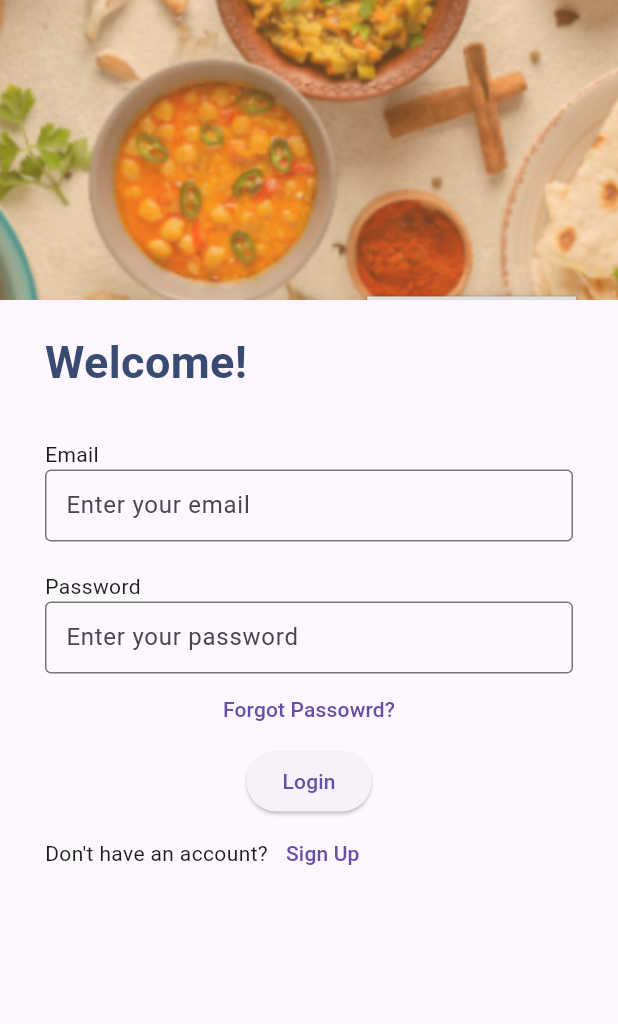
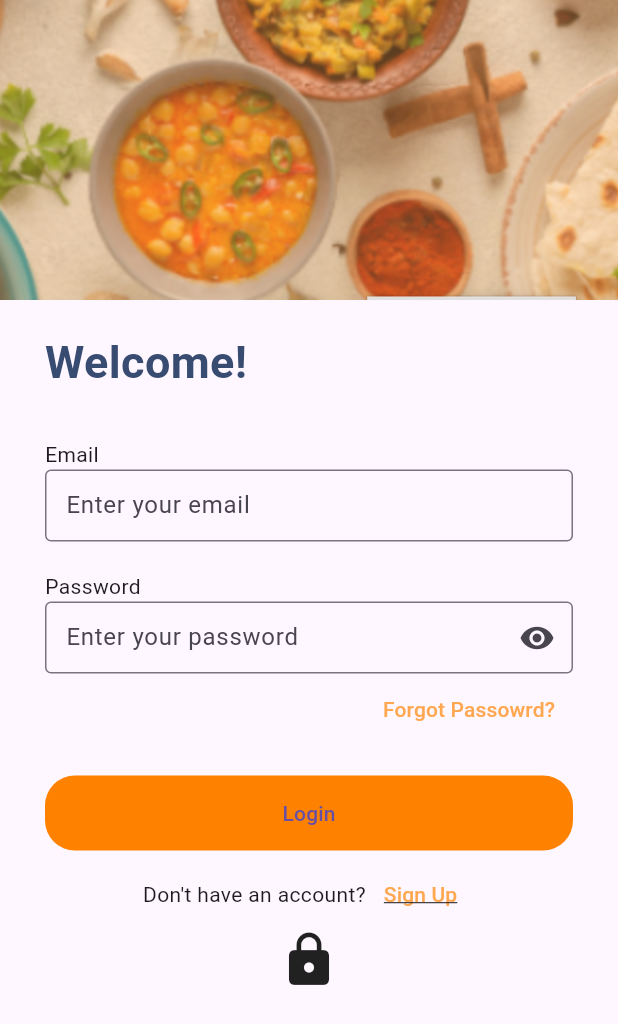
Before and after one commit to ederjgb94/topicostarde, a Flutter app: the screen it shows after launch, after a tap on "Login", on a phone screen of 412 x 824 dp. Shown: the top 1024 px of the screen. Run offline on Flutter 3.47's test engine with Material 3 defaults, Android fonts, the phone set to English and light mode, and no system bars; our stand-ins replace google_fonts, hive_flutter; accounts and stored records are empty.

Commit message:
up vista

```diff
--- a/lib/main.dart
+++ b/lib/main.dart
@@ -13,6 +13,7 @@ class MyApp extends StatelessWidget {
   @override
   Widget build(BuildContext context) {
     return MaterialApp(
+      debugShowCheckedModeBanner: false,
       title: 'Flutter Demo',
       theme: ThemeData(
         primarySwatch: Colors.blue,
@@ -31,10 +32,17 @@ class MyHomePage extends StatefulWidget {
 
 class _MyHomePageState extends State<MyHomePage> {
   int _cont = 0;
+  bool _isRed = true;
 
   void increment() {
     setState(() {
       _cont++;
+    });
+  }
+
+  void changeColor() {
+    setState(() {
+      _isRed = !_isRed;
     });
   }
 
@@ -57,8 +65,7 @@ class _MyHomePageState extends State<MyHomePage> {
         ),
         elevation: 0,
       ),
-      body: Container(
-        child: SingleChildScrollView(
+      body: SingleChildScrollView(
         padding: const EdgeInsets.symmetric(
           horizontal: 30,
           vertical: 20,
@@ -108,27 +115,78 @@ class _MyHomePageState extends State<MyHomePage> {
                 ),
                 border: OutlineInputBorder(),
                 hintText: 'Enter your password',
+                suffixIcon: Icon(
+                  Icons.visibility,
                 ),
               ),
-              TextButton(
+            ),
+            Align(
+              alignment: Alignment.centerRight,
+              child: TextButton(
                 onPressed: () {},
-                child: const Text('Forgot Passowrd?'),
+                child: const Text(
+                  'Forgot Passowrd?',
+                  style: TextStyle(
+                    color: Color(0xffFFA851),
                   ),
-              ElevatedButton(
-                onPressed: () {},
+                ),
+              ),
+            ),
+            const SizedBox(
+              height: 20,
+            ),
+            SizedBox(
+              width: double.infinity,
+              child: ElevatedButton(
+                onPressed: () {
+                  changeColor();
+                },
+                style: ElevatedButton.styleFrom(
+                  elevation: 0,
+                  backgroundColor: const Color(0xffFF8100),
+                  padding: const EdgeInsets.symmetric(
+                    vertical: 15,
+                  ),
+                  shape: RoundedRectangleBorder(
+                    borderRadius: BorderRadius.circular(20),
+                  ),
+                ),
                 child: const Text('Login'),
               ),
+            ),
+            const SizedBox(
+              height: 5,
+            ),
             Row(
+              mainAxisAlignment: MainAxisAlignment.center,
               children: [
                 const Text('Don\'t have an account?'),
                 TextButton(
                   onPressed: () {},
-                    child: const Text('Sign Up'),
+                  child: const Text(
+                    'Sign Up',
+                    style: TextStyle(
+                      color: Color(0xffFFA851),
+                      decoration: TextDecoration.underline,
+                    ),
+                  ),
                 ),
               ],
             ),
+            AnimatedCrossFade(
+              firstChild: const Icon(
+                Icons.home,
+                size: 40,
+              ),
+              secondChild: const Icon(
+                Icons.lock,
+                size: 40,
+              ),
+              duration: const Duration(seconds: 1),
+              crossFadeState:
+                  _isRed ? CrossFadeState.showFirst : CrossFadeState.showSecond,
+            ),
           ],
-          ),
         ),
       ),
     );
```
Lines whose indentation alone changed are shown as unchanged.
